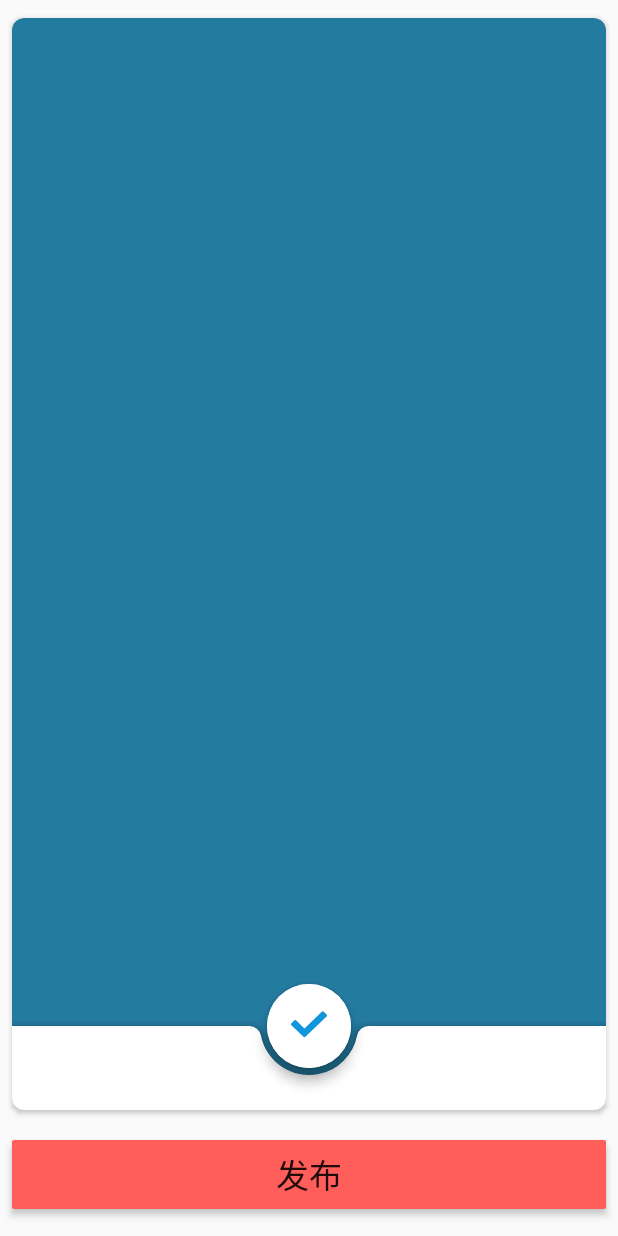
After one commit to cnsource/SmallTargetByUxTeam, an Android app: the FormulationTargetsPage screen opened directly, with no data from a screen before it, on a phone screen of 412 x 824 dp. The commit adds this screen. Run offline under Robolectric (Android 15) with nearby library versions, the phone set to English and light mode, and no system bars; libraries missing offline, so code that uses them is left out: cn.bmob.v3, cn.jpush.im.

Commit message:
在增加发布目标页面

```diff
--- /dev/null
+++ b/app/src/main/java/com/uxteam/starget/formulation_targets/FTPPresenter.java
@@ -0,0 +1,150 @@
+package com.uxteam.starget.formulation_targets;
+
+import android.animation.AnimatorSet;
+import android.animation.ObjectAnimator;
+import android.content.Context;
+import android.util.Log;
+import android.view.View;
+import android.view.animation.AccelerateInterpolator;
+import android.view.inputmethod.InputMethodManager;
+import android.widget.Toast;
+
+import com.google.android.material.floatingactionbutton.FloatingActionButton;
+import com.uxteam.starget.R;
+import com.uxteam.starget.bmob_sys_pkg.Target;
+import com.uxteam.starget.bmob_sys_pkg.User;
+
+import java.util.ArrayList;
+import java.util.List;
+
+import cn.bmob.v3.BmobQuery;
+import cn.bmob.v3.BmobUser;
+import cn.bmob.v3.exception.BmobException;
+import cn.bmob.v3.listener.FindListener;
+import cn.jpush.im.android.api.ContactManager;
+import cn.jpush.im.android.api.callback.GetUserInfoListCallback;
+import cn.jpush.im.android.api.model.UserInfo;
+
+public class FTPPresenter implements FabBehaviorAnimator {
+    private FormulationTargetsPage activity;
+    private boolean fabState = true;
+    private List<User> supervisorlist = new ArrayList<>();
+    private List<Target> targets = new ArrayList<>();
+
+    public FTPPresenter(FormulationTargetsPage activity) {
+        this.activity = activity;
+    }
+
+    public FTPPresenter load() {
+        activity.bindViewEvent(onClickListenerProvider(), adtProvider(), supervisorListAdtProvider(), this);
+        activity.displayEdit(View.INVISIBLE);
+        return this;
+    }
+
+    private View.OnClickListener onClickListenerProvider() {
+        return new View.OnClickListener() {
+            @Override
+            public void onClick(View view) {
+                switch (view.getId()) {
+                    case R.id.ftp_add_fab:
+                        addTargets(fabState);
+                        activity.startFabAnimator(fabState);
+
+                        break;
+                    case R.id.ftp_cencle_fab:
+                        activity.startFabAnimator(fabState);
+
+                        break;
+                    case R.id.ftp_report_btn:
+
+                        break;
+                }
+            }
+        };
+    }
+
+    private void addTargets(boolean fabState) {
+        if (!fabState) {
+            Target target = new Target();
+            target.setPublisher(BmobUser.getCurrentUser(User.class));
+            target.setTargetContent(activity.getTargetContent());
+            target.setSupervisor(activity.getSupervisorSelected());
+            //累了，歇会。。。。。。。。。
+        }
+    }
+
+    private FTPRecAdt adtProvider() {
+        return new FTPRecAdt(activity, targets);
+    }
+
+    private SuperListAdt supervisorListAdtProvider() {
+        return new SuperListAdt(activity.getApplicationContext(), supervisorlist);
+    }
+
+    @Override
+    public void fabout(FloatingActionButton add_fab, FloatingActionButton cencle_fab) {
+        activity.displayEdit(View.VISIBLE);
+        ObjectAnimator moveL = ObjectAnimator.ofFloat(add_fab, "translationX", 0f, 280f);
+        ObjectAnimator rotaa = ObjectAnimator.ofFloat(add_fab, "rotation", 0f, 360f);
+        ObjectAnimator rotab = ObjectAnimator.ofFloat(cencle_fab, "rotation", 0f, 360f);
+        AnimatorSet animationSet = new AnimatorSet();
+        animationSet.play(moveL).with(rotaa).with(rotab);
+        animationSet.setInterpolator(new AccelerateInterpolator());
+        animationSet.start();
+        fabState = false;
+    }
+
+    private void initSupervisorList() {
+        ContactManager.getFriendList(new GetUserInfoListCallback() {
+            @Override
+            public void gotResult(int responseCode, String responseMessage, List<UserInfo> userInfoList) {
+                if (0 == responseCode) {
+                    //获取好友列表成功
+                    FindListener<User> findListener = new FindListener<User>() {
+                        @Override
+                        public void done(List<User> list, BmobException e) {
+                            supervisorlist.addAll(list);
+                            activity.refreshRecAdt();
+                        }
+                    };
+                    List<BmobQuery<User>> queries = new ArrayList<BmobQuery<User>>();
+                    if (userInfoList.size() > 1) {
+                        for (UserInfo user : userInfoList) {
+                            BmobQuery<User> query = new BmobQuery<>();
+                            query.addWhereEqualTo("username", user);
+                            queries.add(query);
+                        }
+                    } else {
+                        BmobQuery<User> query = new BmobQuery<>();
+                        query.addWhereEqualTo("username", userInfoList.get(0));
+                        query.findObjects(findListener);
+                    }
+                    BmobQuery<User> query = new BmobQuery<>();
+                    query.or(queries);
+                    query.findObjects(findListener);
+
+                } else {
+                    //获取好友列表失败
+                    Toast.makeText(activity.getApplicationContext(), "好友列表获取失败", Toast.LENGTH_SHORT).show();
+                    Log.e("GetFrendsListError", responseMessage);
+                }
+            }
+        });
+    }
+
+    @Override
+    public void fabreset(FloatingActionButton add_fab, FloatingActionButton cencle_fab) {
+        activity.displayEdit(View.INVISIBLE);
+        InputMethodManager imm = (InputMethodManager) activity
+                .getSystemService(Context.INPUT_METHOD_SERVICE);
+        imm.hideSoftInputFromWindow(activity.getWindow().getDecorView().getWindowToken(), 0);
+        ObjectAnimator moveR = ObjectAnimator.ofFloat(add_fab, "translationX", 280f, 0f);
+        ObjectAnimator rotaa = ObjectAnimator.ofFloat(add_fab, "rotation", 0f, -360f);
+        ObjectAnimator rotab = ObjectAnimator.ofFloat(cencle_fab, "rotation", 0f, -360f);
+        AnimatorSet animationSet = new AnimatorSet();
+        animationSet.play(rotaa).with(moveR).with(rotab);
+        animationSet.setInterpolator(new AccelerateInterpolator());
+        animationSet.start();
+        fabState = true;
+    }
+}
--- /dev/null
+++ b/app/src/main/java/com/uxteam/starget/formulation_targets/FTPRecAdt.java
@@ -0,0 +1,37 @@
+package com.uxteam.starget.formulation_targets;
+
+import android.content.Context;
+import android.view.ViewGroup;
+
+import androidx.annotation.NonNull;
+import androidx.recyclerview.widget.RecyclerView;
+
+import com.uxteam.starget.bmob_sys_pkg.Target;
+
+import java.util.List;
+
+public class FTPRecAdt extends RecyclerView.Adapter<FTPRecVH> {
+    private Context context;
+    private List<Target> targets;
+
+    public FTPRecAdt(Context context, List<Target> targets) {
+        this.context = context;
+        this.targets = targets;
+    }
+
+    @NonNull
+    @Override
+    public FTPRecVH onCreateViewHolder(@NonNull ViewGroup parent, int viewType) {
+        return null;
+    }
+
+    @Override
+    public void onBindViewHolder(@NonNull FTPRecVH holder, int position) {
+
+    }
+
+    @Override
+    public int getItemCount() {
+        return 0;
+    }
+}
--- /dev/null
+++ b/app/src/main/java/com/uxteam/starget/formulation_targets/FabBehaviorAnimator.java
@@ -0,0 +1,8 @@
+package com.uxteam.starget.formulation_targets;
+
+import com.google.android.material.floatingactionbutton.FloatingActionButton;
+
+public interface FabBehaviorAnimator {
+    void fabout(FloatingActionButton fabCencle, FloatingActionButton fabAdd);
+    void fabreset(FloatingActionButton fabCencle, FloatingActionButton fabAdd);
+}
--- /dev/null
+++ b/app/src/main/java/com/uxteam/starget/formulation_targets/FormulationTargetsPage.java
@@ -0,0 +1,80 @@
+package com.uxteam.starget.formulation_targets;
+
+import androidx.appcompat.app.AppCompatActivity;
+import androidx.recyclerview.widget.RecyclerView;
+
+import android.os.Bundle;
+import android.view.View;
+import android.widget.Button;
+import android.widget.EditText;
+import android.widget.LinearLayout;
+import android.widget.Spinner;
+import android.widget.SpinnerAdapter;
+
+import com.google.android.material.floatingactionbutton.FloatingActionButton;
+import com.uxteam.starget.R;
+import com.uxteam.starget.bmob_sys_pkg.User;
+
+public class FormulationTargetsPage extends AppCompatActivity {
+
+    private RecyclerView recyclerView;
+    private FloatingActionButton addFab;
+    private FloatingActionButton cencleFab;
+    private Button reportBtn;
+    private EditText edit;
+    private LinearLayout inputLayout;
+    private FabBehaviorAnimator fabBehaviorAnimator;
+    private Spinner spinner;
+
+    @Override
+    protected void onCreate(Bundle savedInstanceState) {
+        super.onCreate(savedInstanceState);
+        setContentView(R.layout.activity_formulation_targets_page);
+        bindViewControl();
+        new FTPPresenter(this).load();
+    }
+
+    private void bindViewControl() {
+        inputLayout=findViewById(R.id.input_view);
+        recyclerView = findViewById(R.id.ftp_rec_targets);
+        addFab = findViewById(R.id.ftp_add_fab);
+        cencleFab = findViewById(R.id.ftp_cencle_fab);
+        reportBtn = findViewById(R.id.ftp_report_btn);
+        edit = findViewById(R.id.ftp_targetContent);
+        spinner = findViewById(R.id.supervisor_list);
+    }
+
+    public void bindViewEvent(View.OnClickListener clickListener, FTPRecAdt ftpRecAdt, SpinnerAdapter spinnerAdapter, FabBehaviorAnimator behaviorAnimator) {
+        addFab.setOnClickListener(clickListener);
+        cencleFab.setOnClickListener(clickListener);
+        reportBtn.setOnClickListener(clickListener);
+        recyclerView.setAdapter(ftpRecAdt);
+        spinner.setAdapter(spinnerAdapter);
+        setFabBehaviorAnimator(behaviorAnimator);
+    }
+
+    public String getTargetContent() {
+        return edit.getText().toString();
+    }
+    public User getSupervisorSelected(){
+        return (User) spinner.getSelectedItem();
+    }
+    public void displayEdit(int visiable) {
+        edit.setText("");
+        inputLayout.setVisibility(visiable);
+    }
+
+    private void setFabBehaviorAnimator(FabBehaviorAnimator fabBehaviorAnimator) {
+        this.fabBehaviorAnimator = fabBehaviorAnimator;
+    }
+
+    public void startFabAnimator(boolean fabState) {
+        if (fabState)
+            fabBehaviorAnimator.fabout(addFab, cencleFab);
+        else
+            fabBehaviorAnimator.fabreset(addFab, cencleFab);
+    }
+    public void refreshRecAdt(){
+        recyclerView.getAdapter().notifyDataSetChanged();
+    }
+}
--- /dev/null
+++ b/app/src/main/java/com/uxteam/starget/formulation_targets/SuperListAdt.java
@@ -0,0 +1,48 @@
+package com.uxteam.starget.formulation_targets;
+
+import android.content.Context;
+import android.view.View;
+import android.view.ViewGroup;
+import android.widget.BaseAdapter;
+import android.widget.TextView;
+
+import com.uxteam.starget.bmob_sys_pkg.User;
+
+import java.util.List;
+
+public class SuperListAdt extends BaseAdapter {
+    private Context context;
+    private List<User> users;
+
+    public SuperListAdt(Context context, List<User> users) {
+        this.context = context;
+        this.users = users;
+    }
+
+    @Override
+    public int getCount() {
+        return users.size();
+    }
+
+    @Override
+    public User getItem(int i) {
+        return users.get(i);
+    }
+
+    @Override
+    public long getItemId(int i) {
+        return i;
+    }
+
+    @Override
+    public View getView(int i, View view, ViewGroup viewGroup) {
+        TextView v;
+            if (view != null) {
+                v = (TextView) view;
+            } else {
+                v=new TextView(context);
+            }
+            v.setText(users.get(i).getUsername());
+        return v;
+    }
+}
--- /dev/null
+++ b/app/src/main/res/layout/activity_formulation_targets_page.xml
@@ -0,0 +1,99 @@
+<?xml version="1.0" encoding="utf-8"?>
+<LinearLayout xmlns:android="http://schemas.android.com/apk/res/android"
+    xmlns:app="http://schemas.android.com/apk/res-auto"
+    xmlns:tools="http://schemas.android.com/tools"
+    android:layout_width="match_parent"
+    android:layout_height="match_parent"
+    android:orientation="vertical"
+    android:theme="@style/Platform.MaterialComponents"
+    android:weightSum="1"
+    >
+
+    <androidx.cardview.widget.CardView
+        android:layout_width="match_parent"
+        android:layout_height="0dp"
+        android:layout_marginLeft="8dp"
+        android:layout_marginTop="12dp"
+        android:layout_marginRight="8dp"
+        android:layout_weight="1"
+        app:cardBackgroundColor="#247BA0"
+        app:cardCornerRadius="8dp">
+
+        <androidx.coordinatorlayout.widget.CoordinatorLayout
+            android:layout_width="match_parent"
+            android:layout_height="match_parent">
+
+            <RelativeLayout
+                android:layout_width="match_parent"
+                android:layout_height="match_parent"
+                android:layout_gravity="top"
+                android:layout_marginBottom="80dp"
+                app:layout_anchor="@id/ftp_add_fab"
+                app:layout_anchorGravity="top">
+
+                <androidx.recyclerview.widget.RecyclerView
+                    android:id="@+id/ftp_rec_targets"
+                    android:layout_width="match_parent"
+                    android:layout_height="match_parent"
+                    android:layout_gravity="top">
+
+                </androidx.recyclerview.widget.RecyclerView>
+
+                <include
+                    layout="@layout/formulation_target_editview"
+                    android:layout_width="match_parent"
+                    android:layout_height="wrap_content"
+                    android:layout_alignParentBottom="true"
+                    android:layout_marginBottom="0dp" />
+            </RelativeLayout>
+
+            <com.google.android.material.bottomappbar.BottomAppBar
+                android:id="@+id/bottombar"
+                android:layout_width="match_parent"
+                android:layout_height="56dp"
+                android:layout_gravity="bottom">
+
+            </com.google.android.material.bottomappbar.BottomAppBar>
+
+
+            <com.google.android.material.floatingactionbutton.FloatingActionButton
+                android:id="@+id/ftp_cencle_fab"
+                android:layout_width="wrap_content"
+                android:layout_height="wrap_content"
+                android:backgroundTint="#eee"
+                android:src="@drawable/ic_cencle"
+                app:borderWidth="0dp"
+                app:fabSize="normal"
+                app:layout_anchor="@id/bottombar" />
+            <com.google.android.material.floatingactionbutton.FloatingActionButton
+                android:id="@+id/ftp_add_fab"
+                android:layout_width="wrap_content"
+                android:layout_height="wrap_content"
+                android:backgroundTint="#ffffff"
+                android:src="@drawable/ic_confim"
+                app:borderWidth="0dp"
+                app:fabSize="normal"
+                app:layout_anchor="@id/ftp_cencle_fab"
+                app:layout_anchorGravity="center" />
+
+
+
+        </androidx.coordinatorlayout.widget.CoordinatorLayout>
+    </androidx.cardview.widget.CardView>
+
+    <com.google.android.material.button.MaterialButton
+        android:id="@+id/ftp_report_btn"
+        android:layout_width="match_parent"
+        android:layout_height="58dp"
+        android:layout_marginLeft="8dp"
+        android:layout_marginTop="14dp"
+        android:layout_marginRight="8dp"
+        android:layout_marginBottom="12dp"
+        android:backgroundTint="#FF5E5B"
+        android:elevation="3dp"
+        android:gravity="center"
+        android:text="发布"
+        android:textAppearance="?android:attr/textAppearanceLargeInverse"
+        app:cornerRadius="2dp"
+        app:rippleColor="#D8D8D8" />
+</LinearLayout>
--- a/app/src/main/res/layout/fragment_main_page.xml
+++ b/app/src/main/res/layout/fragment_main_page.xml
@@ -29,19 +29,19 @@
         android:layout_height="match_parent">
 
         <androidx.swiperefreshlayout.widget.SwipeRefreshLayout
-            android:id="@+id/refresh_aim"
+            android:id="@+id/dymic_target_refresh"
             android:layout_width="match_parent"
             android:layout_height="match_parent">
 
             <androidx.recyclerview.widget.RecyclerView
-                android:id="@+id/frendTarget"
+                android:id="@+id/dymic_targets_rec"
                 android:layout_width="match_parent"
                 android:layout_height="match_parent">
 
             </androidx.recyclerview.widget.RecyclerView>
         </androidx.swiperefreshlayout.widget.SwipeRefreshLayout>
         <com.google.android.material.floatingactionbutton.FloatingActionButton
-            android:id="@+id/open_addTargetBtn"
+            android:id="@+id/dymic_open_add_target"
             android:layout_width="wrap_content"
             android:layout_height="wrap_content"
             android:layout_gravity="bottom|right"
--- a/app/src/main/res/layout/login_registe_registe_page.xml
+++ b/app/src/main/res/layout/login_registe_registe_page.xml
@@ -36,7 +36,7 @@
             android:src="@drawable/ic_addhead"
             />
         <EditText
-
+            android:maxLength="10"
             android:id="@+id/_registe_nick_name"
             android:layout_width="match_parent"
             android:layout_height="wrap_content"
@@ -48,6 +48,7 @@
             android:drawableLeft="@drawable/ic_nick_name"
             android:hint="昵称" />
         <EditText
+            android:maxLength="11"
             android:layout_below="@id/_registe_nick_name"
             android:id="@+id/_registe__tel"
             android:layout_width="match_parent"
@@ -62,6 +63,7 @@
         <EditText
             android:layout_toLeftOf="@id/_registe_getYzm"
             android:id="@+id/_registe_yzm"
+            android:maxLength="4"
             android:layout_width="match_parent"
             android:layout_height="wrap_content"
             android:layout_below="@id/_registe__tel"
@@ -88,6 +90,7 @@
         <EditText
             android:inputType="textPassword"
             android:id="@+id/_registe_pwd"
+            android:maxLength="18"
             android:layout_width="match_parent"
             android:layout_height="wrap_content"
             android:layout_below="@id/_registe_getYzm"
@@ -98,6 +101,7 @@
             android:drawableLeft="@drawable/ic_pwd"
             android:hint="设置6—18位密码" />
         <EditText
+            android:maxLength="18"
             android:inputType="textPassword"
             android:id="@+id/_registe_secPwd"
             android:layout_width="match_parent"
```
Also changed, not shown: app/src/main/AndroidManifest.xml (+4 -3 lines), app/src/main/java/com/uxteam/starget/formulation_targets/FTPRecVH.java (added, +12 -0 lines), app/src/main/java/com/uxteam/starget/login_registe/LoginPagePresenter.java (+19 -13 lines), app/src/main/java/com/uxteam/starget/login_registe/RegistePagePresenter.java (+3 -5 lines), app/src/main/java/com/uxteam/starget/main_page/TargetDymicPage.java (+18 -0 lines), app/src/main/java/com/uxteam/starget/main_page/TargetDymicPagePresenter.java (+24 -1 lines), app/src/main/java/com/uxteam/starget/main_page/TargetDymicRecAdt.java (added, +24 -0 lines), app/src/main/java/com/uxteam/starget/main_page/TargetDymicRecVH.java (added, +12 -0 lines), app/src/main/java/com/uxteam/starget/plan_page/PlanPagePresenter.java (+10 -8 lines), app/src/main/java/com/uxteam/starget/plan_page/PlanPageRecAdt.java (+6 -2 lines), app/src/main/res/layout/formulation_target_editview.xml (added, +37 -0 lines).
